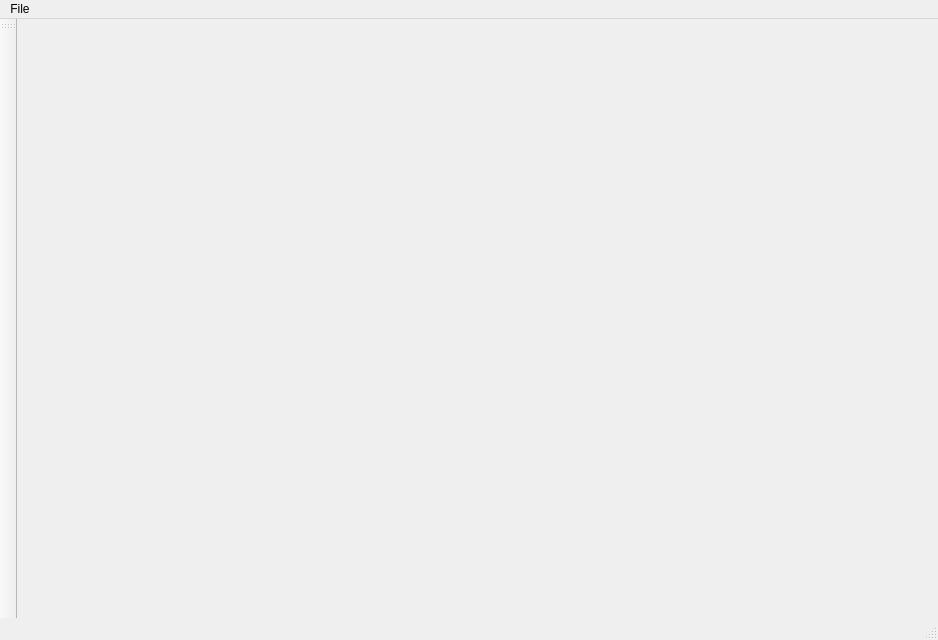
Above: gui/src/mainwindow.ui from alexge50/gie before the change. Below: the same form after it.
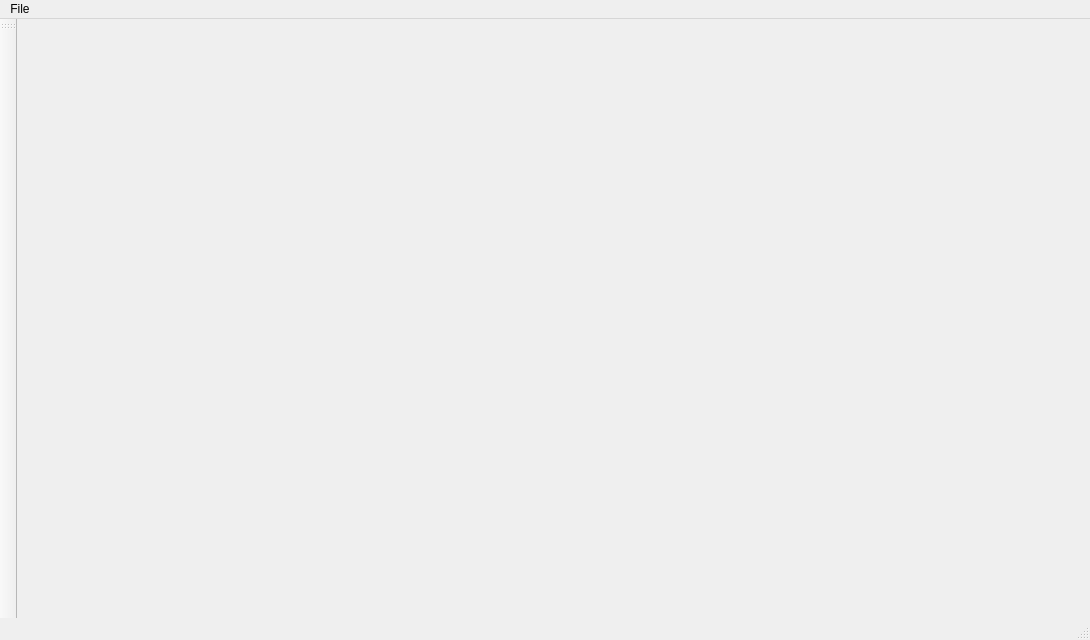
That is the form after the change.

Commit message: implemented new project, open project and saving projects in gui

Patch:
```diff
--- a/gui/src/mainwindow.ui
+++ b/gui/src/mainwindow.ui
@@ -6,7 +6,7 @@
    <rect>
     <x>0</x>
     <y>0</y>
-    <width>938</width>
+    <width>1090</width>
     <height>640</height>
    </rect>
   </property>
@@ -41,7 +41,7 @@
     <rect>
      <x>0</x>
      <y>0</y>
-     <width>938</width>
+     <width>1090</width>
      <height>28</height>
     </rect>
    </property>
```
Left out of the diff: 14 changed lines with no effect on the pictures. The commit also changes 3 other files.
